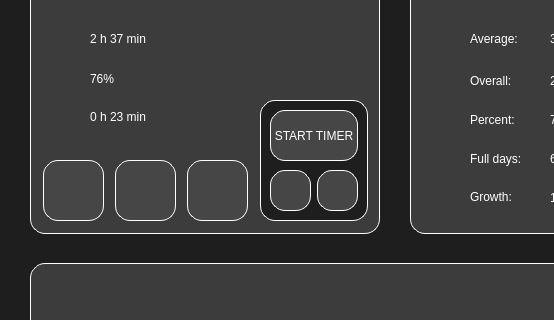
Old version of the form desk/small.ui in the repository al1vel/reload; both pictures show x 0 to 554 and y 97 to 417 of the 800 by 600 pixel window.
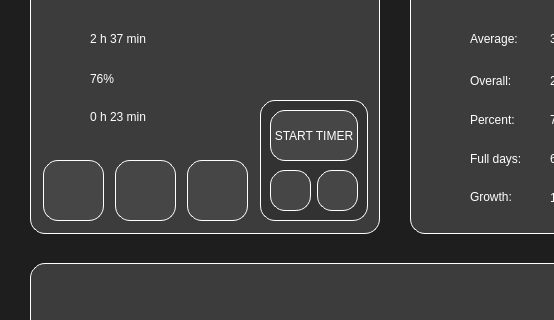
New version of the form. Icons and pictures are not drawn. Custom widgets are drawn as their Qt base class.

Commit message: Timer logic done

```diff
--- a/desk/small.ui
+++ b/desk/small.ui
@@ -418,7 +418,7 @@
       </rect>
      </property>
      <property name="styleSheet">
-      <string notr="true">background-color: rgb(30, 30, 30);</string>
+      <string notr="true">background-color: rgb(50, 50, 50);</string>
      </property>
      <property name="frameShape">
       <enum>QFrame::StyledPanel</enum>
```
The commit also changes 2 other files.
